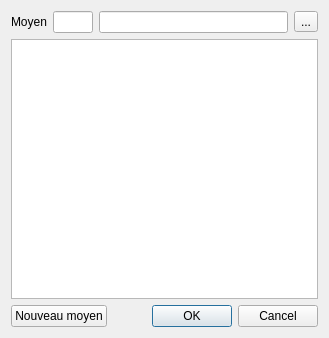
Above: dialogs/dialog_ajout_moyen.ui from Znephf/libreJardin before the change. Below: the same form after it.
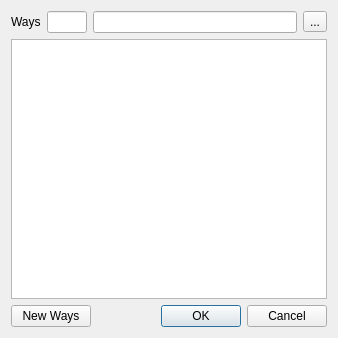
That is the form after the change. Icons and pictures are not drawn.

What changed in the file:
```diff
--- a/dialogs/dialog_ajout_moyen.ui
+++ b/dialogs/dialog_ajout_moyen.ui
@@ -6,7 +6,7 @@
    <rect>
     <x>0</x>
     <y>0</y>
-    <width>329</width>
+    <width>338</width>
     <height>338</height>
    </rect>
   </property>
@@ -23,7 +23,7 @@
          <item>
           <widget class="QLabel" name="label">
            <property name="text">
-            <string>Moyen</string>
+            <string>Ways</string>
            </property>
           </widget>
          </item>
@@ -69,7 +69,7 @@
        <item>
         <widget class="QPushButton" name="pushButton_addMoyen">
          <property name="text">
-          <string>Nouveau moyen</string>
+          <string>New Ways</string>
          </property>
          <property name="icon">
           <iconset resource="../openjardin.qrc">
```
Left out of the diff: 6 changed lines with no effect on the pictures.
